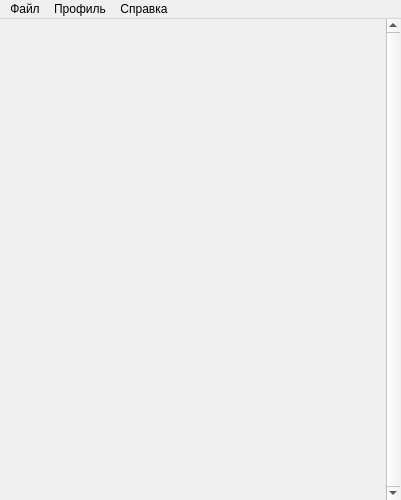
Above: app/window/mainwindow.ui from Rexagon/kanji-tutor before the change. Below: the same form after it.
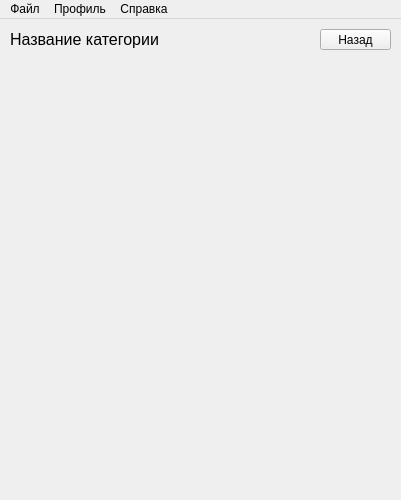
That is the form after the change. The open tabs and pages were chosen to show the change.

What changed in the file:
```diff
--- a/app/window/mainwindow.ui
+++ b/app/window/mainwindow.ui
@@ -283,6 +283,50 @@
       </property>
      </widget>
     </widget>
+    <widget class="QWidget" name="page">
+     <widget class="QWidget" name="verticalLayoutWidget_2">
+      <property name="geometry">
+       <rect>
+        <x>10</x>
+        <y>60</y>
+        <width>381</width>
+        <height>411</height>
+       </rect>
+      </property>
+      <layout class="QVBoxLayout" name="categoryTestsPageExercisesList"/>
+     </widget>
+     <widget class="QLabel" name="categoryTestsPageNameLabel">
+      <property name="geometry">
+       <rect>
+        <x>10</x>
+        <y>10</y>
+        <width>291</width>
+        <height>21</height>
+       </rect>
+      </property>
+      <property name="font">
+       <font>
+        <pointsize>12</pointsize>
+       </font>
+      </property>
+      <property name="text">
+       <string>Название категории</string>
+      </property>
+     </widget>
+     <widget class="QPushButton" name="categoryTestsPageBackButton">
+      <property name="geometry">
+       <rect>
+        <x>320</x>
+        <y>10</y>
+        <width>71</width>
+        <height>21</height>
+       </rect>
+      </property>
+      <property name="text">
+       <string>Назад</string>
+      </property>
+     </widget>
+    </widget>
    </widget>
   </widget>
   <widget class="QMenuBar" name="menuBar">
```
Left out of the diff: 29 changed lines with no effect on the pictures.
